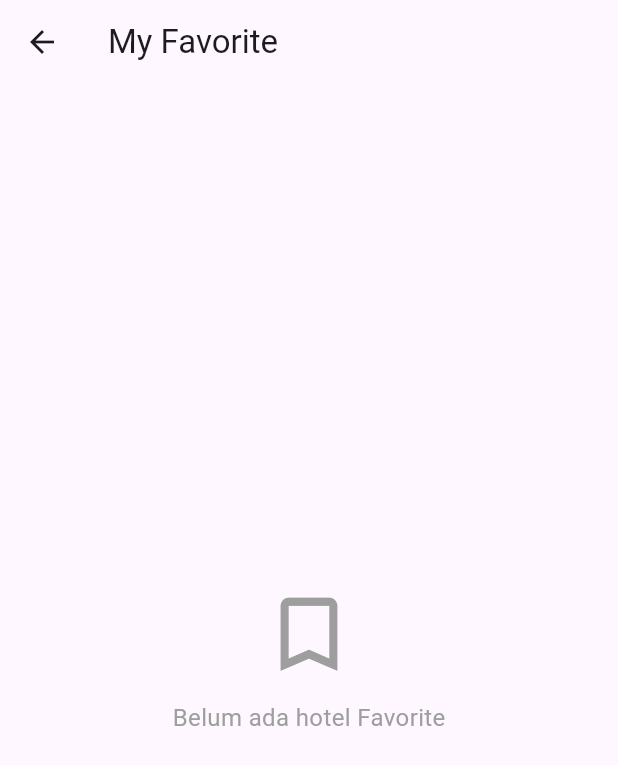
After one commit to Lena-sites/ubulla-hotel-apps, a Flutter app: the SearchPage screen opened directly, item 2 of the bottom bar chosen, after a tap on the "bookmark outline" icon, on a phone screen of 412 x 824 dp. The commit adds this screen. Shown: the top 765 px of the screen. Run offline on Flutter 3.47's test engine with Material 3 defaults, Android fonts, the phone set to English and light mode, and no system bars; our stand-ins replace shared_preferences, supabase_flutter; accounts and stored records are empty.

Commit message:
favorite page
Co-authored-by: Chatrine Violen <chatrineviolen27@gmail.com>

```diff
--- a/lib/models/hotels.dart
+++ b/lib/models/hotels.dart
@@ -43,7 +43,8 @@ class Hotels {
         : null;
 
     return Hotels(
-      id: json['geoapify_place_id'] ?? '',
+      // id: json['geoapify_place_id'] ?? '',
+      id: json['id'].toString(),
       name: json['name'] ?? 'Unnamed Hotel',
       address: json['address'] ?? '',
       city: json['city'] ?? '',
@@ -56,8 +57,6 @@ class Hotels {
       currency: price?['currency'] ?? 'IDR',
       category: json['hotel_categories']?['category_name'] ?? '',
 
-      // pricePerNight: (json['hotel_price'][0]['price_per_night'] as num).toDouble(),
-      // currency: json['hotel_prices'][0]['currency']
     );
   }
 }
--- /dev/null
+++ b/lib/services/favorite_service.dart
@@ -0,0 +1,36 @@
+import 'package:supabase_flutter/supabase_flutter.dart';
+import 'package:hotelapps/models/hotels.dart';
+
+class FavoriteService {
+  final supabase = Supabase.instance.client;
+
+  //mengambil daftar hotel favorit milik user
+  Future <List<Hotels>> getFavorites() async{
+    final user = supabase.auth.currentUser!;
+
+    final response = await supabase.from('favorites').select(
+      'hotels(*, hotel_prices(price_per_night, currency), hotel_categories(category_name))',
+    ).eq('user_id', user.id);
+
+    return response.map<Hotels>((favorite){
+      return Hotels.fromJson(favorite['hotels']);
+    }).toList();
+  }
+
+  //menambahkan hotel ke favorite
+  Future<void> addFavorite(String hotelId) async{
+    final user = supabase.auth.currentUser!;
+
+    await supabase.from('favorites').insert({
+      'user_id': user.id,
+      'hotel_id': int.parse(hotelId),
+    });
+  }
+
+  //Menghapus hotel dari Favorite
+  Future<void> removeFavorite(String hotelId) async{
+    final user = supabase.auth.currentUser!;
+
+    await supabase.from('favorites').delete().eq('user_id', user.id).eq('hotel_id', int.parse(hotelId));
+  }
+}
--- /dev/null
+++ b/lib/ui/screens/favorite.dart
@@ -0,0 +1,172 @@
+import 'package:flutter/material.dart';
+import 'package:hotelapps/models/hotels.dart';
+import 'package:hotelapps/services/favorite_service.dart';
+
+class FavoritePage extends StatefulWidget {
+  const FavoritePage({super.key});
+
+  @override
+  State<FavoritePage> createState() => _FavoritePageState();
+}
+
+class _FavoritePageState extends State<FavoritePage> {
+  final FavoriteService favoriteService = FavoriteService();
+
+  List<Hotels> favoriteHotels = [];
+  bool isLoading = true;
+
+  @override
+  void initState() {
+    super.initState();
+    loadFavorites();
+  }
+
+  // Mengambil data Favorite dari Supabase
+  Future<void> loadFavorites() async {
+    try {
+      final result = await favoriteService.getFavorites();
+
+      if (!mounted) return;
+
+      setState(() {
+        favoriteHotels = result;
+        isLoading = false;
+      });
+    } catch (e) {
+      if (!mounted) return;
+
+      setState(() {
+        isLoading = false;
+      });
+
+      ScaffoldMessenger.of(context).showSnackBar(
+        SnackBar(content: Text('Gagal mengambil Favorite: $e')),
+      );
+    }
+  }
+
+  // Menghapus hotel dari Favorite
+  Future<void> removeFavorite(Hotels hotel) async {
+    try {
+      await favoriteService.removeFavorite(hotel.id);
+
+      if (!mounted) return;
+
+      setState(() {
+        favoriteHotels.removeWhere((item) => item.id == hotel.id);
+      });
+
+      ScaffoldMessenger.of(context).showSnackBar(
+        SnackBar(content: Text('Hotel dihapus dari Favorite')),
+      );
+    } catch (e) {
+      ScaffoldMessenger.of(context).showSnackBar(
+        SnackBar(content: Text('Gagal menghapus Favorite: $e')),
+      );
+    }
+  }
+
+  // Format harga Rupiah
+  String formatRupiah(int harga) {
+    return 'Rp ${harga.toString().replaceAllMapped(
+      RegExp(r'\B(?=(\d{3})+(?!\d))'),
+          (match) => '.',
+    )}';
+  }
+
+  @override
+  Widget build(BuildContext context) {
+    return Scaffold(
+      appBar: AppBar(
+        title: Text('My Favorite'),
+        centerTitle: false,
+      ),
+
+      body: isLoading
+          ? Center(child: CircularProgressIndicator())
+
+          : favoriteHotels.isEmpty
+          ? Center(
+        child: Column(
+          mainAxisAlignment: MainAxisAlignment.center,
+          children: [
+            Icon(
+              Icons.bookmark_border,
+              size: 65,
+              color: Colors.grey,
+            ),
+            SizedBox(height: 12),
+            Text(
+              'Belum ada hotel Favorite',
+              style: TextStyle(
+                fontSize: 16,
+                color: Colors.grey,
+              ),
+            ),
+          ],
+        ),
+      )
+
+          : ListView.builder(
+        padding: EdgeInsets.all(16),
+        itemCount: favoriteHotels.length,
+
+        itemBuilder: (context, index) {
+          final hotel = favoriteHotels[index];
+
+          return Card(
+            margin: EdgeInsets.only(bottom: 12),
+            child: ListTile(
+              contentPadding: EdgeInsets.all(12),
+
+              title: Text(
+                hotel.name,
+                style: TextStyle(
+                  fontWeight: FontWeight.bold,
+                ),
+              ),
+
+              subtitle: Column(
+                crossAxisAlignment: CrossAxisAlignment.start,
+                children: [
+                  SizedBox(height: 5),
+
+                  Text('${hotel.city}, ${hotel.country}'),
+
+                  SizedBox(height: 5),
+
+                  Text(
+                    formatRupiah(hotel.pricePerNight),
+                    style: TextStyle(
+                      color: Color(0xFF10B981),
+                      fontWeight: FontWeight.bold,
+                    ),
+                  ),
+
+                  if (hotel.hotelStars != null)
+                    Row(
+                      children: [
+                        Icon(Icons.star, color: Colors.amber, size: 16),
+                        SizedBox(width: 4),
+                        Text('${hotel.hotelStars}'),
+                      ],
+                    ),
+                ],
+              ),
+
+              trailing: IconButton(
+                icon: Icon(
+                  Icons.bookmark,
+                  color: Color(0xFF10B981),
+                ),
+                onPressed: () {
+                  removeFavorite(hotel);
+                },
+              ),
+            ),
+          );
+        },
+      ),
+    );
+  }
+}
--- a/lib/ui/screens/search.dart
+++ b/lib/ui/screens/search.dart
@@ -3,6 +3,8 @@ import 'package:hotelapps/ui/widgets/navigation.dart';
 import 'package:hotelapps/services/hotel_service.dart';
 import 'package:hotelapps/models/hotels.dart';
 import 'package:hotelapps/ui/widgets/pricefilterpopup.dart';
+import 'package:hotelapps/services/favorite_service.dart';
+import 'package:hotelapps/ui/screens/favorite.dart';
 
 class SearchPage extends StatefulWidget {
   const SearchPage({super.key});
@@ -22,12 +24,15 @@ class _SearchPageState extends State<SearchPage> {
   List<Hotels> hotels = [];
   bool isLoading = true;
 
+  final FavoriteService favoriteService = FavoriteService();
+
   final searchController = TextEditingController();
 
   @override
   void initState(){
     super.initState();
     daftarHotel();
+    loadBookmarkedHotels();
   }
 
   Future<void> daftarHotel() async {
@@ -49,6 +54,51 @@ class _SearchPageState extends State<SearchPage> {
           isLoading = false;
         });
       }
+    }
+  }
+
+  // Mengambil daftar ID hotel yang sudah di Favorite
+  Future<void> loadBookmarkedHotels() async {
+    try {
+      final result = await favoriteService.getFavorites();
+
+      if (!mounted) return;
+
+      setState(() {
+        bookmarkedHotels = result.map((hotel) => hotel.id).toSet();
+      });
+    } catch (e) {
+      debugPrint('Gagal mengambil Favorite: $e');
+    }
+  }
+
+  // Menambahkan atau menghapus hotel dari Favorite
+  Future<void> toggleFavorite(Hotels hotel) async {
+    final isBookmarked = bookmarkedHotels.contains(hotel.id);
+
+    try {
+      if (isBookmarked) {
+        await favoriteService.removeFavorite(hotel.id);
+      } else {
+        await favoriteService.addFavorite(hotel.id);
+      }
+
+      if (!mounted) return;
+
+      setState(() {
+        if (isBookmarked) {
+          bookmarkedHotels.remove(hotel.id);
+        } else {
+          bookmarkedHotels.add(hotel.id);
+        }
+      });
+
+    } catch (e) {
+      debugPrint('Error toggleFavorite: $e');
+      if (!mounted) return;
+      ScaffoldMessenger.of(context).showSnackBar(
+        SnackBar(content: Text('Gagal memperbarui Favorite')),
+      );
     }
   }
 
@@ -100,7 +150,6 @@ class _SearchPageState extends State<SearchPage> {
     return '> Rp 1.500.000';
   }
 
-
   @override
   Widget build(BuildContext context) {
 
@@ -139,9 +188,15 @@ class _SearchPageState extends State<SearchPage> {
               ),
             ),
             Spacer(),
-            Icon(Icons.notifications_none_outlined),
-            SizedBox(width: 2),
-            Icon(Icons.bookmark_outline)
+            IconButton(
+              icon: Icon(Icons.bookmark_outline),
+              onPressed: () async {
+                await Navigator.push(context, MaterialPageRoute(builder: (context) => const FavoritePage(),),);
+
+                // Perbarui status bookmark setelah kembali dari Favorite
+                await loadBookmarkedHotels();
+              },
+            ),
           ],
         ),
         automaticallyImplyLeading: false, //matiin tanda panah back otomatis
@@ -415,14 +470,8 @@ class _SearchPageState extends State<SearchPage> {
                                         ],
                                       ),
                                       GestureDetector(
-                                        onTap: (){
-                                          setState(() {
-                                            if(isBookmarked){
-                                              bookmarkedHotels.remove(hotel.id);
-                                            } else {
-                                              bookmarkedHotels.add(hotel.id);
-                                            }
-                                          });
+                                        onTap: () {
+                                          toggleFavorite(hotel);
                                         },
                                         child: Icon(
                                           isBookmarked
@@ -431,7 +480,7 @@ class _SearchPageState extends State<SearchPage> {
                                           color: isBookmarked
                                               ? Colors.green
                                               : Colors.black,
-                                          size:20,
+                                          size: 20,
                                         ),
                                       ),
                                       SizedBox(width: 5)
```
